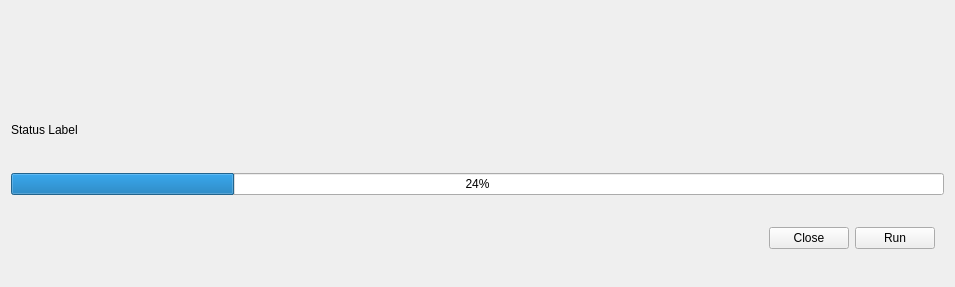
First picture: the form in som_gui/module/ifc_importer/qt/Widget.ui, repository c-mellueh/SOM-Toolkit, before the edit.
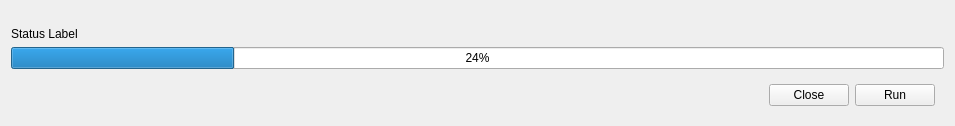
Second picture: the form after the edit. Custom widgets are drawn as their Qt base class.

The edit to the form file:
```diff
--- a/som_gui/module/ifc_importer/qt/Widget.ui
+++ b/som_gui/module/ifc_importer/qt/Widget.ui
@@ -7,7 +7,7 @@
                 <x>0</x>
                 <y>0</y>
                 <width>955</width>
-                <height>287</height>
+    <height>126</height>
             </rect>
         </property>
         <property name="sizePolicy">
```
Lines whose indentation alone changed are shown as unchanged.
